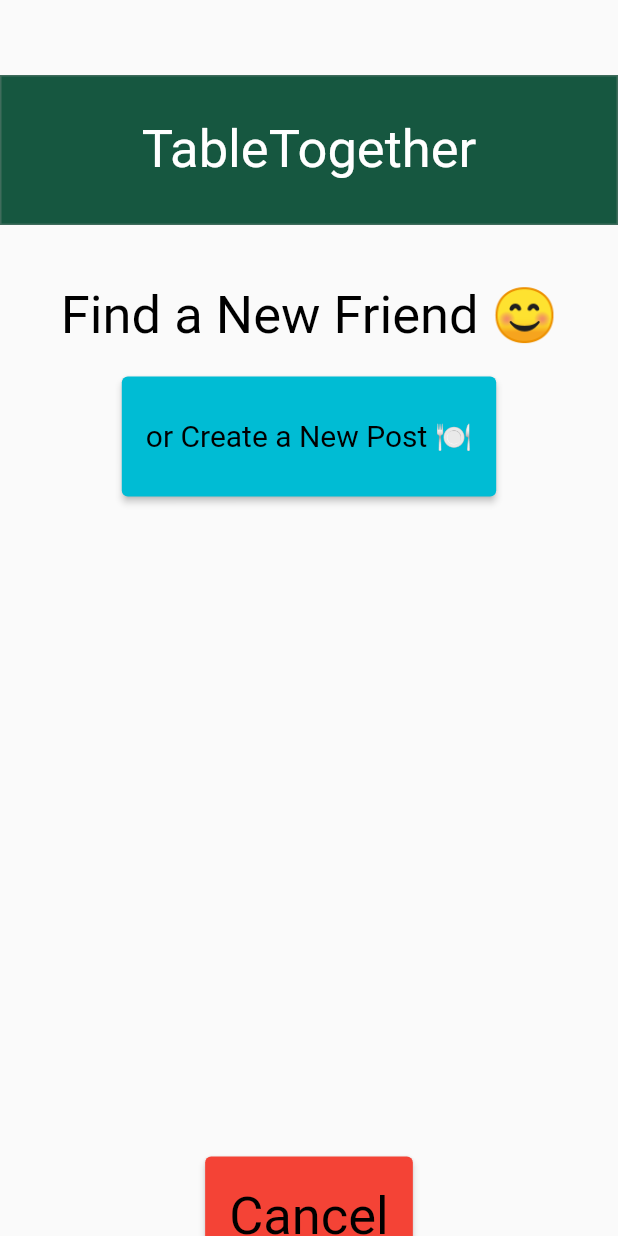
After one commit to AKolar5/cypher_table_together, a Flutter app: the PostingsPage screen opened directly, on a phone screen of 412 x 824 dp. The commit adds this screen. Run offline on Flutter 3.47's test engine with Material 2 defaults, Android fonts, the phone set to English and light mode, and no system bars; our stand-ins replace cloud_firestore; accounts and stored records are empty.

Commit message:
new screens

```diff
--- /dev/null
+++ b/lib/Postings.dart
@@ -0,0 +1,118 @@
+import 'package:cypher_table_together/Create.dart';
+import 'package:cypher_table_together/bar.dart';
+import 'package:flutter/material.dart';
+
+const mainGreen = Color(0xFF165740);
+
+class PostingsPage extends StatelessWidget {
+  const PostingsPage({super.key});
+
+
+  @override
+  Widget build(BuildContext context) {
+    // This method is rerun every time setState is called, for instance as done
+    // by the _incrementCounter method above.
+    //
+    // The Flutter framework has been optimized to make rerunning build methods
+    // fast, so that you can just rebuild anything that needs updating rather
+    // than having to individually change instances of widgets.
+    return Scaffold(
+      body: Column(
+          children: [
+            const Padding(
+              padding: EdgeInsets.all(25.0),
+            ),
+            Container(
+              margin: EdgeInsets.zero,
+              padding: EdgeInsets.zero,
+              width: 500,
+              height: 100,
+              decoration: BoxDecoration(
+                color: const Color(0xff165740),
+                shape: BoxShape.rectangle,
+                borderRadius: BorderRadius.zero,
+                border: Border.all(color: const Color(0x4d9e9e9e), width: 1),
+              ),
+              child: const Align(
+                alignment: Alignment.center,
+                child: Text(
+                  "TableTogether",
+                  textAlign: TextAlign.start,
+                  overflow: TextOverflow.clip,
+                  style: TextStyle(
+                    fontWeight: FontWeight.w400,
+                    fontStyle: FontStyle.normal,
+                    fontSize: 35,
+                    color: Color(0xffffffff),
+                  ),
+                ),
+              ),
+            ),
+            const Padding(
+              padding: EdgeInsets.all(20.0),
+            ),
+            const Text(
+              "Find a New Friend 😊",
+              textAlign: TextAlign.start,
+              overflow: TextOverflow.clip,
+              style: TextStyle(
+                fontWeight: FontWeight.w400,
+                fontStyle: FontStyle.normal,
+                fontSize: 35,
+                color: Color(0xff000000),
+              ),
+            ),
+
+            const Padding(
+              padding: EdgeInsets.all(10.0),
+            ),
+
+            ElevatedButton(
+              style: ElevatedButton.styleFrom(
+                  minimumSize: const Size(
+                      100, 80), // put the width and height you want
+                  backgroundColor: Colors.cyan
+              ),
+              child: const Text('or Create a New Post 🍽',
+                style: TextStyle(
+                  fontWeight: FontWeight.w400,
+                  fontStyle: FontStyle.normal,
+                  fontSize: 20,
+                  color: Color(0xff000000),
+                ),
+              ),
+              onPressed: () {
+                Navigator.push(
+                    context,MaterialPageRoute(builder: (context) => const CreatePage()));
+              },
+            ),
+
+
+            const Padding(
+              padding: EdgeInsets.all(220.0),
+            ),
+
+            ElevatedButton(
+              style: ElevatedButton.styleFrom(
+                  minimumSize: const Size(
+                      100, 80), // put the width and height you want
+                  backgroundColor: Colors.red
+              ),
+              child: const Text('Cancel',
+                style: TextStyle(
+                  fontWeight: FontWeight.w400,
+                  fontStyle: FontStyle.normal,
+                  fontSize: 35,
+                  color: Color(0xff000000),
+                ),
+              ),
+              onPressed: () {
+                Navigator.push(
+                    context,MaterialPageRoute(builder: (context) => const BarPage()));
+              },
+            ),
+
+          ]),
+    );
+  }
+}
--- a/lib/calendar.dart
+++ b/lib/calendar.dart
@@ -2,6 +2,8 @@ import 'package:flutter/material.dart';
 
 class CalendarPage extends StatelessWidget {
   const CalendarPage({super.key});
+
+  // comment
 
   @override
   Widget build(BuildContext context) {
--- a/lib/profile.dart
+++ b/lib/profile.dart
@@ -3,6 +3,8 @@ import 'package:cypher_table_together/bar.dart';
 import 'package:flutter/material.dart';
 
 const mainGreen = Color(0xFF165740);
+
+//comment
 
 class ProfilePage extends StatefulWidget {
   const ProfilePage({Key? key}) : super(key: key);
```
